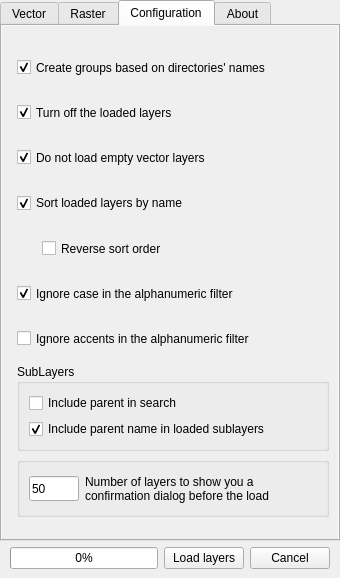
The window that Ui_DockWidget.ui (gacarrillor/loadthemall) describes before a commit, drawn with Qt 5.
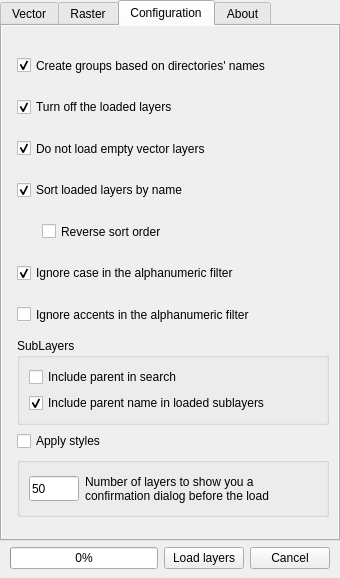
The same window after the commit. The open tabs and pages were chosen to show the change. Icons and pictures are not drawn.

```diff
--- a/Ui_DockWidget.ui
+++ b/Ui_DockWidget.ui
@@ -39,7 +39,7 @@
        </size>
       </property>
       <property name="currentIndex">
-       <number>0</number>
+       <number>3</number>
       </property>
       <widget class="QWidget" name="tabVector">
        <attribute name="title">
@@ -74,7 +74,7 @@
             <rect>
              <x>0</x>
              <y>0</y>
-             <width>322</width>
+             <width>287</width>
              <height>579</height>
             </rect>
            </property>
@@ -191,7 +191,7 @@
             <rect>
              <x>0</x>
              <y>0</y>
-             <width>322</width>
+             <width>302</width>
              <height>608</height>
             </rect>
            </property>
@@ -311,7 +311,7 @@
             <rect>
              <x>0</x>
              <y>0</y>
-             <width>336</width>
+             <width>348</width>
              <height>486</height>
             </rect>
            </property>
@@ -531,7 +531,7 @@
                 </layout>
                </widget>
               </item>
-              <item row="9" column="0">
+              <item row="10" column="0">
                <widget class="QGroupBox" name="groupBox">
                 <property name="minimumSize">
                  <size>
@@ -599,7 +599,7 @@
                 </layout>
                </widget>
               </item>
-              <item row="10" column="0">
+              <item row="11" column="0">
                <spacer name="verticalSpacer_2">
                 <property name="orientation">
                  <enum>Qt::Vertical</enum>
@@ -615,6 +615,13 @@
                 </property>
                </spacer>
               </item>
+              <item row="9" column="0">
+               <widget class="QCheckBox" name="chkStyles">
+                <property name="text">
+                 <string>Apply styles</string>
+                </property>
+               </widget>
+              </item>
              </layout>
             </item>
            </layout>
@@ -948,7 +955,7 @@
                    <string notr="true">font: 8pt &quot;Sans Serif&quot;;</string>
                   </property>
                   <property name="text">
-                   <string>&lt;html&gt;&lt;head/&gt;&lt;body&gt;&lt;p&gt;&lt;span style=&quot; font-style:italic;&quot;&gt;Code contributors:&lt;/span&gt;&lt;br/&gt;&lt;br/&gt;     David Bakeman (v2.1 and v2.4)&lt;br/&gt;     Soeren Gebbert (v2.3)&lt;/p&gt;&lt;/body&gt;&lt;/html&gt;</string>
+                   <string>&lt;html&gt;&lt;head/&gt;&lt;body&gt;&lt;p&gt;&lt;span style=&quot; font-style:italic;&quot;&gt;Code contributors:&lt;/span&gt;&lt;br/&gt;&lt;br/&gt;     David Bakeman (v2.1 and v2.4)&lt;br/&gt;     Soeren Gebbert (v2.3)&lt;br/&gt;     Jean Hemmi (V3.0.2 and french translation)&lt;/p&gt;&lt;/body&gt;&lt;/html&gt;</string>
                   </property>
                   <property name="wordWrap">
                    <bool>true</bool>
```
Left out of the diff: 3 changed lines with no effect on the pictures.
